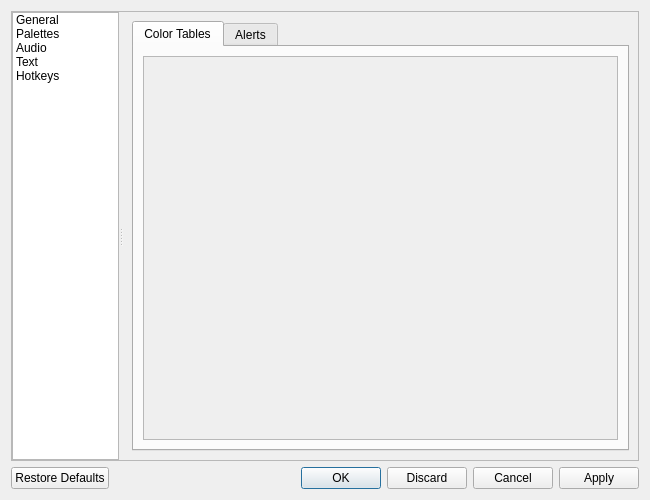
Qt form scwx-qt/source/scwx/qt/ui/settings_dialog.ui (dpaulat/supercell-wx) before a commit.
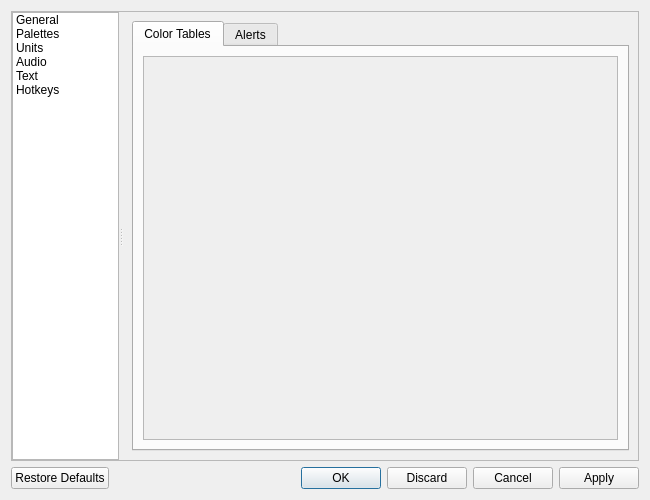
The same form after that commit. The open tabs and pages were chosen to show the change. Icons and pictures are not drawn.

Commit message: Add unit settings to settings dialog

Diff of the .ui file:
```diff
--- a/scwx-qt/source/scwx/qt/ui/settings_dialog.ui
+++ b/scwx-qt/source/scwx/qt/ui/settings_dialog.ui
@@ -77,6 +77,15 @@
             <normaloff>:/res/icons/font-awesome-6/palette-solid.svg</normaloff>:/res/icons/font-awesome-6/palette-solid.svg</iconset>
           </property>
          </item>
+         <item>
+          <property name="text">
+           <string>Units</string>
+          </property>
+          <property name="icon">
+           <iconset resource="../../../../scwx-qt.qrc">
+            <normaloff>:/res/icons/font-awesome-6/ruler-combined-solid.svg</normaloff>:/res/icons/font-awesome-6/ruler-combined-solid.svg</iconset>
+          </property>
+         </item>
          <item>
           <property name="text">
            <string>Audio</string>
```
Left out of the diff: 7 changed lines with no effect on the pictures. The commit also changes 6 other files.
